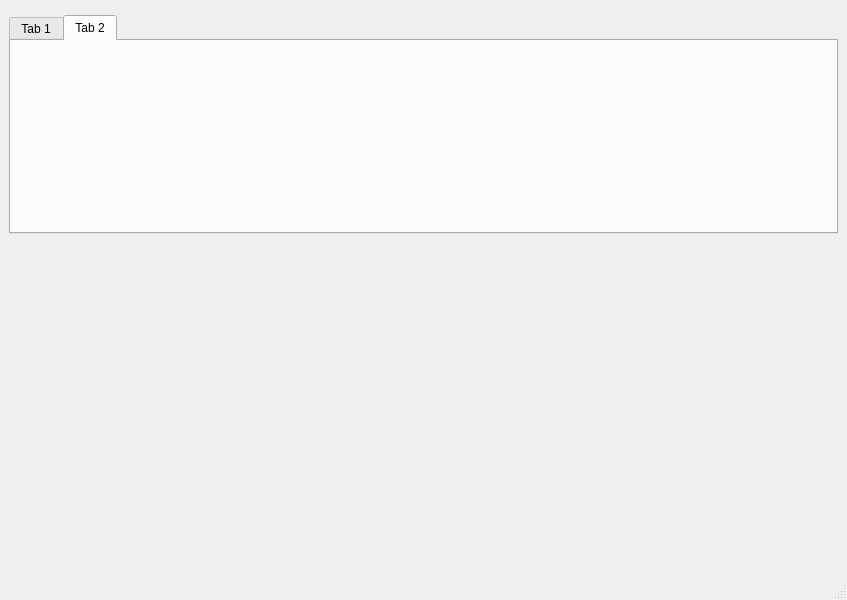
Before: the Qt Designer form UI Files/Tracker UI.ui in Kalak30/UEWS, drawn with Qt 5.
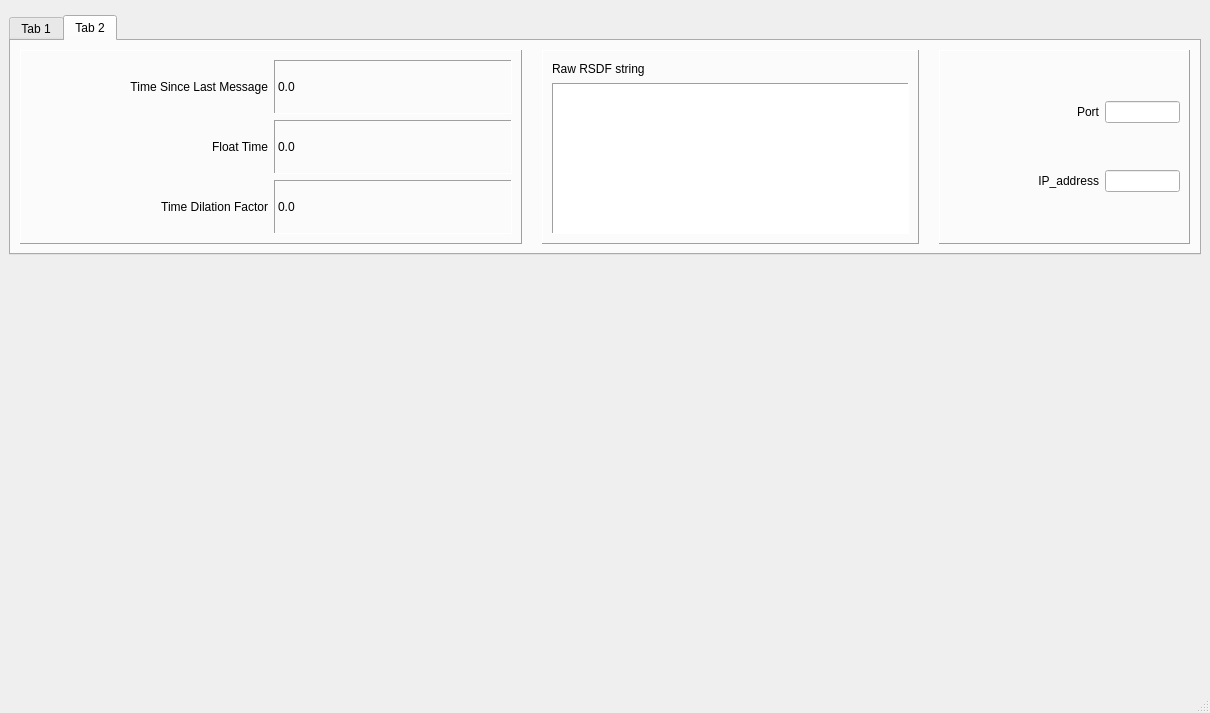
After: the same form once the commit is applied. The open tabs and pages were chosen to show the change. Custom widgets are drawn as their Qt base class.

Commit message: Added a second tab that has yet to be connected to backend data. Made the lights on the first tab work.

What changed in the file:
```diff
--- a/UI Files/Tracker UI.ui
+++ b/UI Files/Tracker UI.ui
@@ -6,15 +6,21 @@
    <rect>
     <x>0</x>
     <y>0</y>
-    <width>847</width>
-    <height>600</height>
+    <width>1210</width>
+    <height>713</height>
    </rect>
   </property>
   <property name="windowTitle">
    <string>UEWS Tracking GUI</string>
   </property>
+  <property name="toolButtonStyle">
+   <enum>Qt::ToolButtonIconOnly</enum>
+  </property>
+  <property name="tabShape">
+   <enum>QTabWidget::Rounded</enum>
+  </property>
   <widget class="QWidget" name="centralwidget">
-   <layout class="QVBoxLayout" name="verticalLayout" stretch="0,4,6">
+   <layout class="QVBoxLayout" name="verticalLayout" stretch="0,4,7">
     <item>
      <widget class="StateReceiver" name="StateReceiver" native="true">
       <property name="maximumSize">
@@ -597,6 +603,189 @@
        <attribute name="title">
         <string>Tab 2</string>
        </attribute>
+       <layout class="QHBoxLayout" name="horizontalLayout_2" stretch="4,3,2">
+        <property name="spacing">
+         <number>20</number>
+        </property>
+        <item>
+         <widget class="QFrame" name="gridFrame">
+          <property name="frameShape">
+           <enum>QFrame::Panel</enum>
+          </property>
+          <property name="frameShadow">
+           <enum>QFrame::Raised</enum>
+          </property>
+          <property name="lineWidth">
+           <number>1</number>
+          </property>
+          <property name="midLineWidth">
+           <number>0</number>
+          </property>
+          <layout class="QGridLayout" name="Timing_info">
+           <item row="0" column="1">
+            <widget class="QLabel" name="time_since_last_val">
+             <property name="frameShape">
+              <enum>QFrame::Panel</enum>
+             </property>
+             <property name="frameShadow">
+              <enum>QFrame::Sunken</enum>
+             </property>
+             <property name="text">
+              <string>0.0</string>
+             </property>
+             <property name="margin">
+              <number>8</number>
+             </property>
+            </widget>
+           </item>
+           <item row="1" column="0">
+            <widget class="QLabel" name="float_time">
+             <property name="text">
+              <string>Float Time</string>
+             </property>
+             <property name="alignment">
+              <set>Qt::AlignRight|Qt::AlignTrailing|Qt::AlignVCenter</set>
+             </property>
+            </widget>
+           </item>
+           <item row="1" column="1">
+            <widget class="QLabel" name="float_time_val">
+             <property name="frameShape">
+              <enum>QFrame::Panel</enum>
+             </property>
+             <property name="frameShadow">
+              <enum>QFrame::Sunken</enum>
+             </property>
+             <property name="text">
+              <string>0.0</string>
+             </property>
+             <property name="margin">
+              <number>8</number>
+             </property>
+            </widget>
+           </item>
+           <item row="0" column="0">
+            <widget class="QLabel" name="time_since_last">
+             <property name="text">
+              <string>Time Since Last Message</string>
+             </property>
+             <property name="alignment">
+              <set>Qt::AlignRight|Qt::AlignTrailing|Qt::AlignVCenter</set>
+             </property>
+            </widget>
+           </item>
+           <item row="2" column="0">
+            <widget class="QLabel" name="time_dilation_factor">
+             <property name="text">
+              <string>Time Dilation Factor</string>
+             </property>
+             <property name="alignment">
+              <set>Qt::AlignRight|Qt::AlignTrailing|Qt::AlignVCenter</set>
+             </property>
+            </widget>
+           </item>
+           <item row="2" column="1">
+            <widget class="QLabel" name="time_dilation_factor_val">
+             <property name="frameShape">
+              <enum>QFrame::Panel</enum>
+             </property>
+             <property name="frameShadow">
+              <enum>QFrame::Sunken</enum>
+             </property>
+             <property name="text">
+              <string>0.0</string>
+             </property>
+             <property name="margin">
+              <number>8</number>
+             </property>
+            </widget>
+           </item>
+          </layout>
+         </widget>
+        </item>
+        <item>
+         <widget class="QFrame" name="frame">
+          <property name="frameShape">
+           <enum>QFrame::Panel</enum>
+          </property>
+          <property name="frameShadow">
+           <enum>QFrame::Raised</enum>
+          </property>
+          <layout class="QVBoxLayout" name="verticalLayout_5" stretch="1,9">
+           <item>
+            <widget class="QLabel" name="label">
+             <property name="text">
+              <string>Raw RSDF string</string>
+             </property>
+            </widget>
+           </item>
+           <item>
+            <widget class="QTextBrowser" name="RawRSDF">
+             <property name="frameShape">
+              <enum>QFrame::Panel</enum>
+             </property>
+             <property name="frameShadow">
+              <enum>QFrame::Sunken</enum>
+             </property>
+             <property name="openLinks">
+              <bool>false</bool>
+             </property>
+            </widget>
+           </item>
+          </layout>
+         </widget>
+        </item>
+        <item>
+         <widget class="QFrame" name="gridFrame_3">
+          <property name="frameShape">
+           <enum>QFrame::Panel</enum>
+          </property>
+          <property name="frameShadow">
+           <enum>QFrame::Raised</enum>
+          </property>
+          <layout class="QGridLayout" name="Network_Info" columnstretch="2,1">
+           <item row="0" column="0">
+            <widget class="QLabel" name="Port">
+             <property name="frameShape">
+              <enum>QFrame::NoFrame</enum>
+             </property>
+             <property name="frameShadow">
+              <enum>QFrame::Raised</enum>
+             </property>
+             <property name="text">
+              <string>Port</string>
+             </property>
+             <property name="alignment">
+              <set>Qt::AlignRight|Qt::AlignTrailing|Qt::AlignVCenter</set>
+             </property>
+            </widget>
+           </item>
+           <item row="1" column="0">
+            <widget class="QLabel" name="IP_address">
+             <property name="frameShape">
+              <enum>QFrame::NoFrame</enum>
+             </property>
+             <property name="frameShadow">
+              <enum>QFrame::Raised</enum>
+             </property>
+             <property name="text">
+              <string>IP_address</string>
+             </property>
+             <property name="alignment">
+              <set>Qt::AlignRight|Qt::AlignTrailing|Qt::AlignVCenter</set>
+             </property>
+            </widget>
+           </item>
+           <item row="1" column="1">
+            <widget class="QLineEdit" name="ip_address_input"/>
+           </item>
+           <item row="0" column="1">
+            <widget class="QLineEdit" name="port_input"/>
+           </item>
+          </layout>
+         </widget>
+        </item>
+       </layout>
       </widget>
      </widget>
     </item>
```
Left out of the diff: 316 changed lines with no effect on the pictures. The commit also changes 3 other files.
